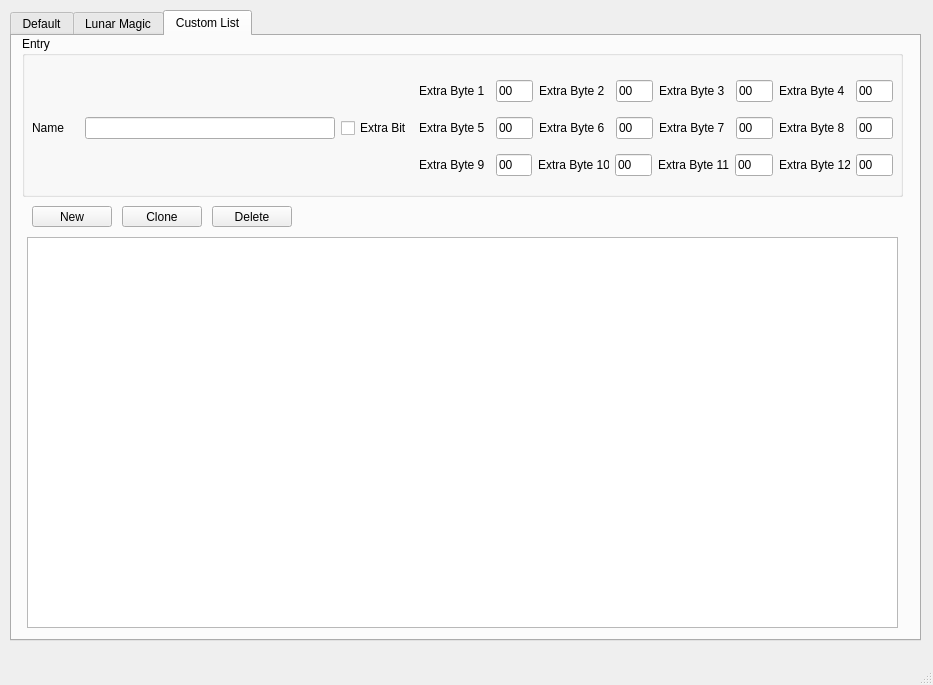
Atari2/CFGEditorPlusPlus, file cfgeditor.ui: the form before one commit.
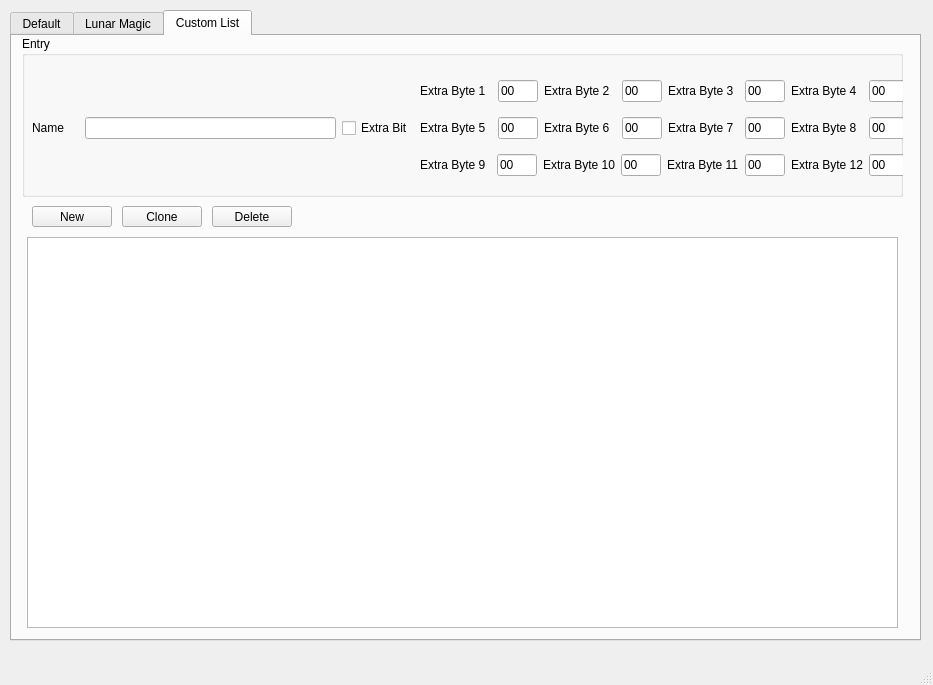
The form after the commit. The open tabs and pages were chosen to show the change. Custom widgets are drawn as their Qt base class.

Commit message: Set the "default" tab as the tab to pick to open the gui.

The edit to the form file:
```diff
--- a/cfgeditor.ui
+++ b/cfgeditor.ui
@@ -2745,7 +2745,7 @@
         <rect>
          <x>10</x>
          <y>35</y>
-         <width>861</width>
+         <width>877</width>
          <height>114</height>
         </rect>
        </property>
```
Left out of the diff: 4 changed lines with no effect on the pictures.
